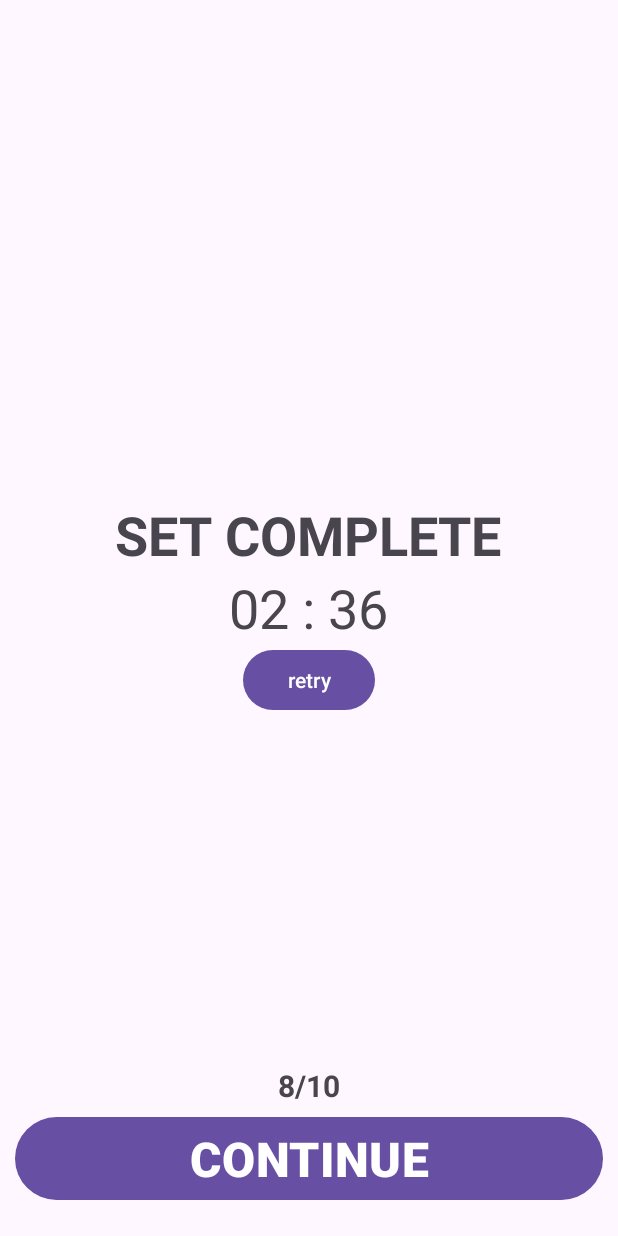
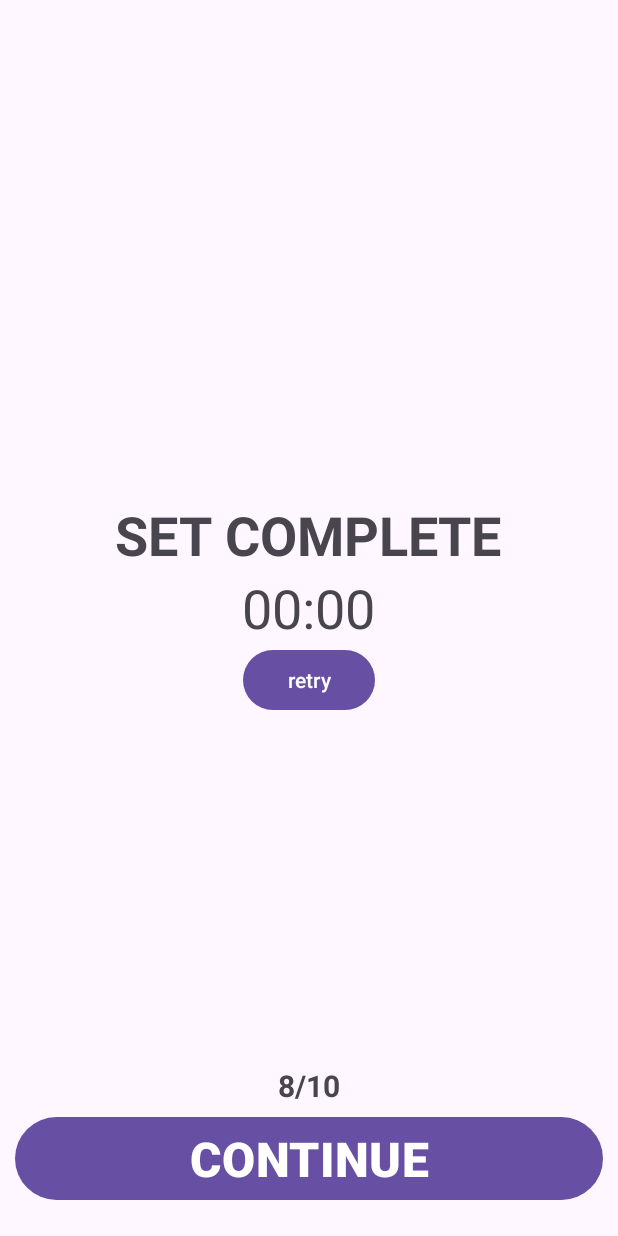
Before and after one commit to ROOT-BEARD/Study, an Android app: the CompleteActivity screen opened directly, with no data from a screen before it, on a phone screen of 412 x 824 dp. Run offline under Robolectric (Android 15) with nearby library versions, the phone set to English and light mode, and no system bars; 2 statements that could not run were skipped.

Commit message:
added functionality for retry set button, displaying the amount of cards that the user got correct, and the time the set took.

```diff
--- a/app/src/main/java/com/example/study/Pages/CompleteActivity.java
+++ b/app/src/main/java/com/example/study/Pages/CompleteActivity.java
@@ -3,6 +3,7 @@ package com.example.study.Pages;
 import android.content.Intent;
 import android.os.Bundle;
 import android.widget.Button;
+import android.widget.TextView;
 
 import androidx.appcompat.app.AppCompatActivity;
 import androidx.core.graphics.Insets;
@@ -17,7 +18,10 @@ import java.util.List;
 
 public class CompleteActivity extends AppCompatActivity {
 
-    Button continueButton;
+    Button continueButton, retryButton;
+    TextView totalText, timeText;
+    String setId;
+    int total;
 
     List<String> learned = new ArrayList<>();
 
@@ -32,14 +36,36 @@ public class CompleteActivity extends AppCompatActivity {
             return insets;
         });
 
+        total = getIntent().getIntExtra("totalCards", 0);
+        learned = getIntent().getStringArrayListExtra("learned");
+        setId = getIntent().getStringExtra("setId");
+        //CardService.markLearnedCards(learned);
+
         continueButton = findViewById(R.id.buttonContinue);
+        retryButton = findViewById(R.id.buttonRetry);
+        totalText = findViewById(R.id.textviewTotal);
+        timeText = findViewById(R.id.textTime);
+
         continueButton.setOnClickListener((e)->{
             Intent intent = new Intent(this, MainActivity.class);
             startActivity(intent);
         });
+        retryButton.setOnClickListener((e)->{
+            Intent intent = new Intent(this, StudyActivity.class);
+            intent.putExtra("setId", setId);
+            startActivity(intent);
+        });
+        getTime();
+        totalText.setText((learned.size()) + "/" + total);
+    }
 
-        learned = getIntent().getStringArrayListExtra("learned");
-        //CardService.markLearnedCards(learned);
+    private void getTime(){
+        int seconds = getIntent().getIntExtra("seconds", 0);
+        int minutes = seconds / 60;
+        seconds = seconds % 60;
 
+        String timeString = String.format("%02d:%02d", minutes, seconds);
+
+        timeText.setText(timeString);
     }
 }
--- a/app/src/main/res/layout/complete_page.xml
+++ b/app/src/main/res/layout/complete_page.xml
@@ -45,6 +45,7 @@
             android:layout_height="wrap_content"
             android:orientation="vertical">
             <TextView
+                android:id="@+id/textviewTotal"
                 android:layout_width="wrap_content"
                 android:layout_height="wrap_content"
                 android:text="8/10"
```
Also changed, not shown: app/src/main/java/com/example/study/Pages/StudyActivity.java (+25 -2 lines).
